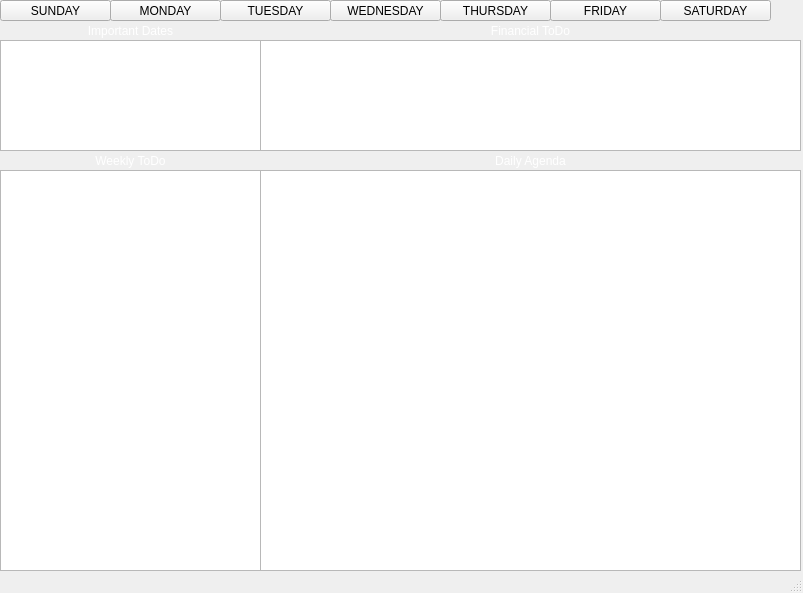
Above: mainwindow.ui from krmiller678/KyleKalendar before the change. Below: the same form after it.
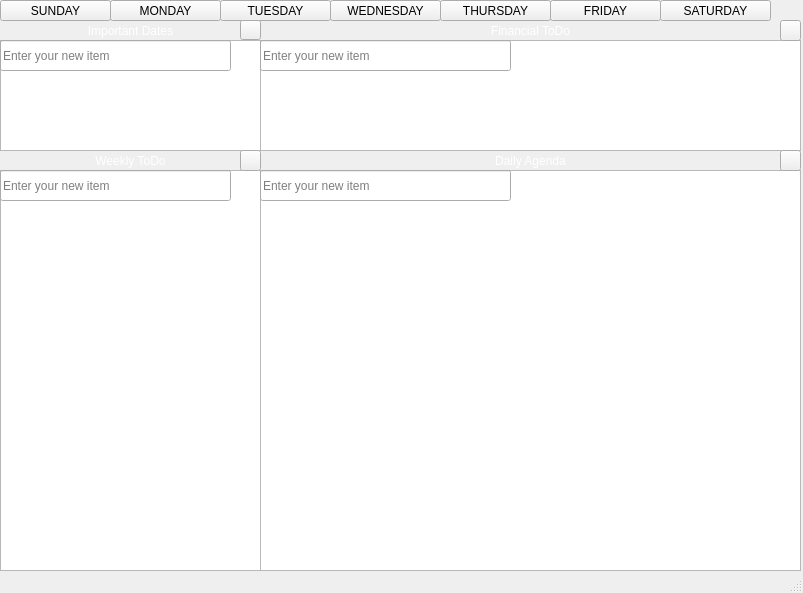
That is the form after the change. Icons and pictures are not drawn.

Commit message: Delete functionality added. Plus button UI to add in new tasks added. Signal handlers for enter and delete keys added.

```diff
--- a/mainwindow.ui
+++ b/mainwindow.ui
@@ -13,7 +13,20 @@
   <property name="windowTitle">
    <string>MainWindow</string>
   </property>
+  <property name="windowIcon">
+   <iconset theme="QIcon::ThemeIcon::InputKeyboard"/>
+  </property>
+  <property name="autoFillBackground">
+   <bool>false</bool>
+  </property>
+  <property name="styleSheet">
+   <string notr="true"/>
+  </property>
   <widget class="QWidget" name="centralwidget">
+   <property name="styleSheet">
+    <string notr="true">
+</string>
+   </property>
    <widget class="QListWidget" name="WeeklyToDo">
     <property name="geometry">
      <rect>
@@ -37,8 +50,7 @@
      </rect>
     </property>
     <property name="styleSheet">
-     <string notr="true">font: 10pt &quot;Segoe UI&quot;;
-text-decoration: line-through;</string>
+     <string notr="true">font: 12pt &quot;Segoe UI&quot;;</string>
     </property>
    </widget>
    <widget class="QListWidget" name="DailyEvents">
@@ -50,6 +62,9 @@
       <height>401</height>
      </rect>
     </property>
+    <property name="autoFillBackground">
+     <bool>false</bool>
+    </property>
     <property name="styleSheet">
      <string notr="true">font: 10pt &quot;Segoe UI&quot;;</string>
     </property>
@@ -246,6 +261,158 @@
      <string>SATURDAY</string>
     </property>
    </widget>
+   <widget class="QLineEdit" name="ImportantEdit">
+    <property name="geometry">
+     <rect>
+      <x>0</x>
+      <y>40</y>
+      <width>231</width>
+      <height>31</height>
+     </rect>
+    </property>
+    <property name="styleSheet">
+     <string notr="true">font: 12pt &quot;Segoe UI&quot;;</string>
+    </property>
+    <property name="placeholderText">
+     <string>Enter your new item</string>
+    </property>
+   </widget>
+   <widget class="QLineEdit" name="FinancialEdit">
+    <property name="geometry">
+     <rect>
+      <x>260</x>
+      <y>40</y>
+      <width>251</width>
+      <height>31</height>
+     </rect>
+    </property>
+    <property name="styleSheet">
+     <string notr="true">font: 12pt &quot;Segoe UI&quot;;</string>
+    </property>
+    <property name="placeholderText">
+     <string>Enter your new item</string>
+    </property>
+   </widget>
+   <widget class="QLineEdit" name="DailyEdit">
+    <property name="geometry">
+     <rect>
+      <x>260</x>
+      <y>170</y>
+      <width>251</width>
+      <height>31</height>
+     </rect>
+    </property>
+    <property name="styleSheet">
+     <string notr="true">font: 12pt &quot;Segoe UI&quot;;</string>
+    </property>
+    <property name="placeholderText">
+     <string>Enter your new item</string>
+    </property>
+   </widget>
+   <widget class="QLineEdit" name="WeeklyEdit">
+    <property name="geometry">
+     <rect>
+      <x>0</x>
+      <y>170</y>
+      <width>231</width>
+      <height>31</height>
+     </rect>
+    </property>
+    <property name="styleSheet">
+     <string notr="true">font: 12pt &quot;Segoe UI&quot;;</string>
+    </property>
+    <property name="placeholderText">
+     <string>Enter your new item</string>
+    </property>
+   </widget>
+   <widget class="QPushButton" name="AddImportant">
+    <property name="geometry">
+     <rect>
+      <x>240</x>
+      <y>20</y>
+      <width>21</width>
+      <height>20</height>
+     </rect>
+    </property>
+    <property name="autoFillBackground">
+     <bool>false</bool>
+    </property>
+    <property name="styleSheet">
+     <string notr="true"/>
+    </property>
+    <property name="text">
+     <string/>
+    </property>
+    <property name="icon">
+     <iconset theme="QIcon::ThemeIcon::ListAdd"/>
+    </property>
+   </widget>
+   <widget class="QPushButton" name="AddImportant_2">
+    <property name="geometry">
+     <rect>
+      <x>780</x>
+      <y>20</y>
+      <width>21</width>
+      <height>21</height>
+     </rect>
+    </property>
+    <property name="autoFillBackground">
+     <bool>false</bool>
+    </property>
+    <property name="styleSheet">
+     <string notr="true"/>
+    </property>
+    <property name="text">
+     <string/>
+    </property>
+    <property name="icon">
+     <iconset theme="QIcon::ThemeIcon::ListAdd"/>
+    </property>
+   </widget>
+   <widget class="QPushButton" name="AddImportant_3">
+    <property name="geometry">
+     <rect>
+      <x>780</x>
+      <y>150</y>
+      <width>21</width>
+      <height>21</height>
+     </rect>
+    </property>
+    <property name="autoFillBackground">
+     <bool>false</bool>
+    </property>
+    <property name="styleSheet">
+     <string notr="true"/>
+    </property>
+    <property name="text">
+     <string/>
+    </property>
+    <property name="icon">
+     <iconset theme="QIcon::ThemeIcon::ListAdd"/>
+    </property>
+   </widget>
+   <widget class="QPushButton" name="AddImportant_4">
+    <property name="geometry">
+     <rect>
+      <x>240</x>
+      <y>150</y>
+      <width>21</width>
+      <height>21</height>
+     </rect>
+    </property>
+    <property name="autoFillBackground">
+     <bool>false</bool>
+    </property>
+    <property name="styleSheet">
+     <string notr="true"/>
+    </property>
+    <property name="text">
+     <string/>
+    </property>
+    <property name="icon">
+     <iconset theme="QIcon::ThemeIcon::ListAdd"/>
+    </property>
+   </widget>
   </widget>
   <widget class="QStatusBar" name="statusbar">
    <property name="mouseTracking">
```
Left out of the diff: 6 changed lines with no effect on the pictures. The commit also changes 106 other files.
